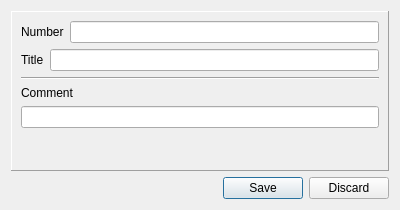
First picture: the form in dialogs/funddetailsdialog.ui, repository caxapyk/pa-decision, before the edit.
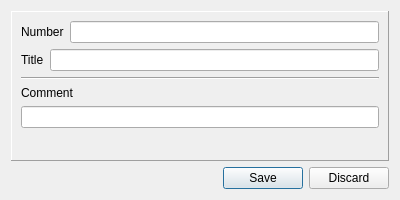
Second picture: the form after the edit.

The edit to the form file:
```diff
--- a/dialogs/funddetailsdialog.ui
+++ b/dialogs/funddetailsdialog.ui
@@ -7,9 +7,27 @@
     <x>0</x>
     <y>0</y>
     <width>400</width>
-    <height>210</height>
+    <height>200</height>
    </rect>
   </property>
+  <property name="sizePolicy">
+   <sizepolicy hsizetype="Preferred" vsizetype="Preferred">
+    <horstretch>0</horstretch>
+    <verstretch>0</verstretch>
+   </sizepolicy>
+  </property>
+  <property name="minimumSize">
+   <size>
+    <width>400</width>
+    <height>200</height>
+   </size>
+  </property>
+  <property name="maximumSize">
+   <size>
+    <width>400</width>
+    <height>200</height>
+   </size>
+  </property>
   <property name="windowTitle">
    <string>Fund details</string>
   </property>
```
Left out of the diff: 3 changed lines with no effect on the pictures.
